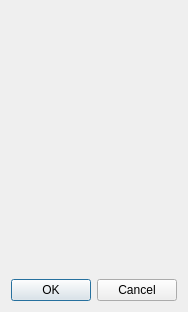
Before: the Qt Designer form Ui/ExportWindow.ui in NiDeDc/FastDataAnalysis, drawn with Qt 5.
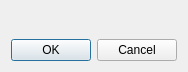
After: the same form once the commit is applied.

```diff
--- a/Ui/ExportWindow.ui
+++ b/Ui/ExportWindow.ui
@@ -7,7 +7,7 @@
     <x>0</x>
     <y>0</y>
     <width>174</width>
-    <height>312</height>
+    <height>72</height>
    </rect>
   </property>
   <property name="windowTitle">
```
Left out of the diff: 2 changed lines with no effect on the pictures.
